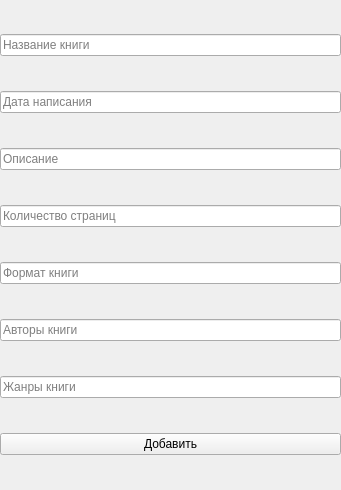
RanHum/ZLP-Library, file src/client/book_form.ui: the form before one commit.
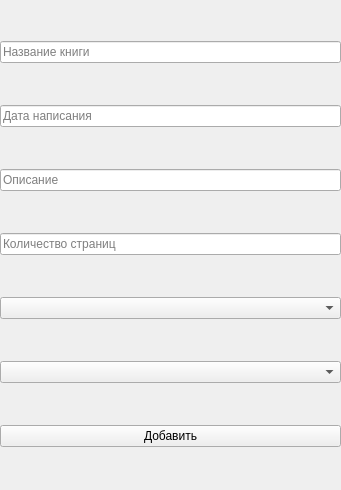
The form after the commit.

Commit message: feat: add sorting books on desk, check invites, unit test

```diff
--- a/src/client/book_form.ui
+++ b/src/client/book_form.ui
@@ -70,32 +70,16 @@
      </widget>
     </item>
     <item>
-     <widget class="QLineEdit" name="format_input">
-      <property name="text">
-       <string/>
-      </property>
+     <widget class="QComboBox" name="author_select">
       <property name="placeholderText">
-       <string>Формат книги</string>
+       <string>Автор книги</string>
       </property>
      </widget>
     </item>
     <item>
-     <widget class="QLineEdit" name="author_input">
-      <property name="text">
-       <string/>
-      </property>
+     <widget class="QComboBox" name="genre_select">
       <property name="placeholderText">
-       <string>Авторы книги</string>
-      </property>
-     </widget>
-    </item>
-    <item>
-     <widget class="QLineEdit" name="genre_input">
-      <property name="text">
-       <string/>
-      </property>
-      <property name="placeholderText">
-       <string>Жанры книги</string>
+       <string>Жанр книги</string>
       </property>
      </widget>
     </item>
```
The commit also changes 36 other files.
